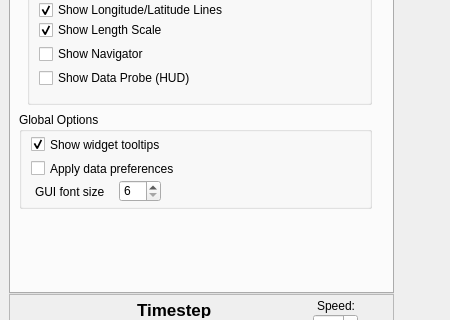
Above: code/src/apps/RSIG3D/controldockwidget.ui from USEPA/rsig3d before the change; both pictures show x 0 to 450 and y 335 to 655 of the 450 by 1024 pixel window. Below: the same form after it.
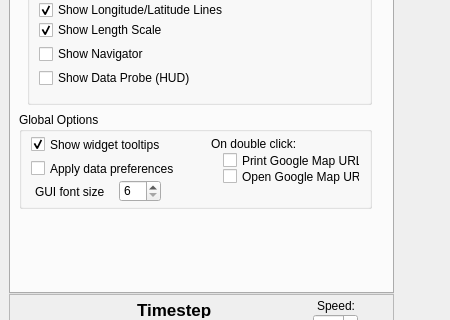
That is the form after the change. The open tabs and pages were chosen to show the change.

Commit message: Added functionality to pop open Google Map location upon double-click event on the RSIG3D map.

```diff
--- a/code/src/apps/RSIG3D/controldockwidget.ui
+++ b/code/src/apps/RSIG3D/controldockwidget.ui
@@ -486,6 +486,45 @@
           <string>GUI font size</string>
          </property>
         </widget>
+        <widget class="QCheckBox" name="chk_mapDoubleClickOption1">
+         <property name="geometry">
+          <rect>
+           <x>204</x>
+           <y>40</y>
+           <width>137</width>
+           <height>17</height>
+          </rect>
+         </property>
+         <property name="text">
+          <string>Print Google Map URL</string>
+         </property>
+        </widget>
+        <widget class="QLabel" name="label_40">
+         <property name="geometry">
+          <rect>
+           <x>192</x>
+           <y>24</y>
+           <width>105</width>
+           <height>16</height>
+          </rect>
+         </property>
+         <property name="text">
+          <string>On double click:</string>
+         </property>
+        </widget>
+        <widget class="QCheckBox" name="chk_mapDoubleClickOption2">
+         <property name="geometry">
+          <rect>
+           <x>204</x>
+           <y>56</y>
+           <width>137</width>
+           <height>17</height>
+          </rect>
+         </property>
+         <property name="text">
+          <string>Open Google Map URL</string>
+         </property>
+        </widget>
        </widget>
       </widget>
       <widget class="QWidget" name="tab_2">
```
Left out of the diff: 2 changed lines with no effect on the pictures. The commit also changes 63 other files.
